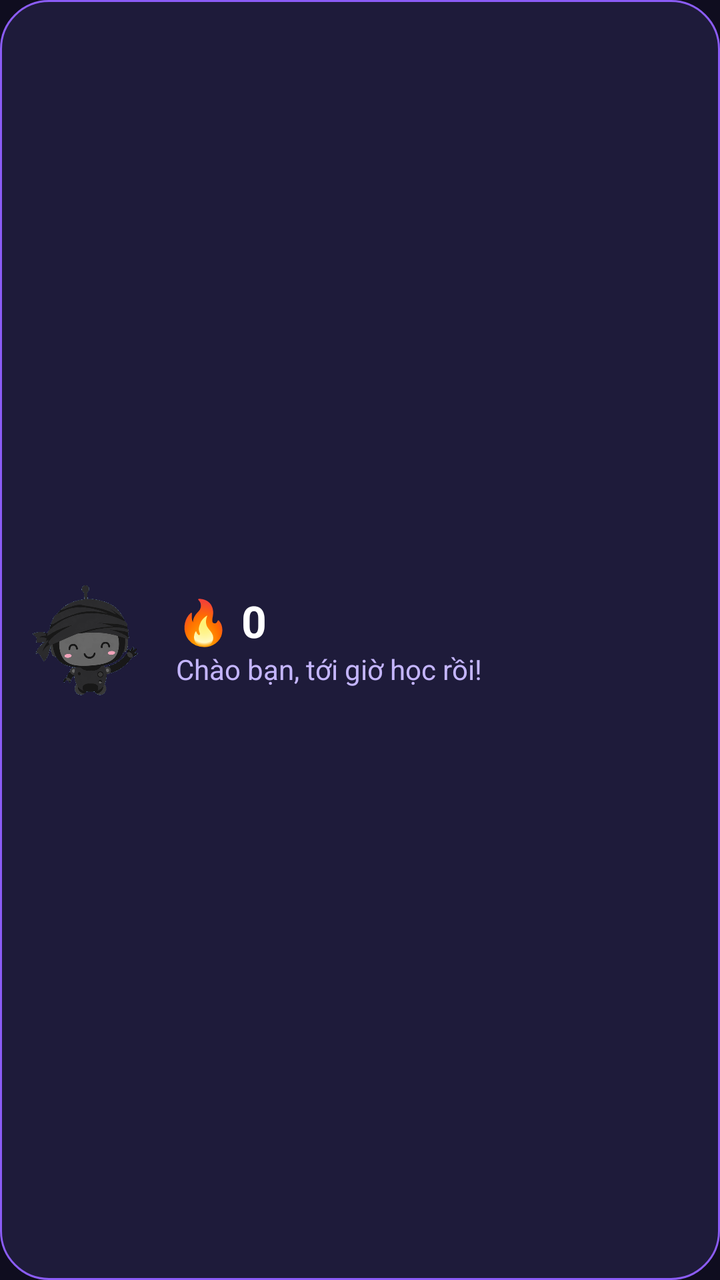
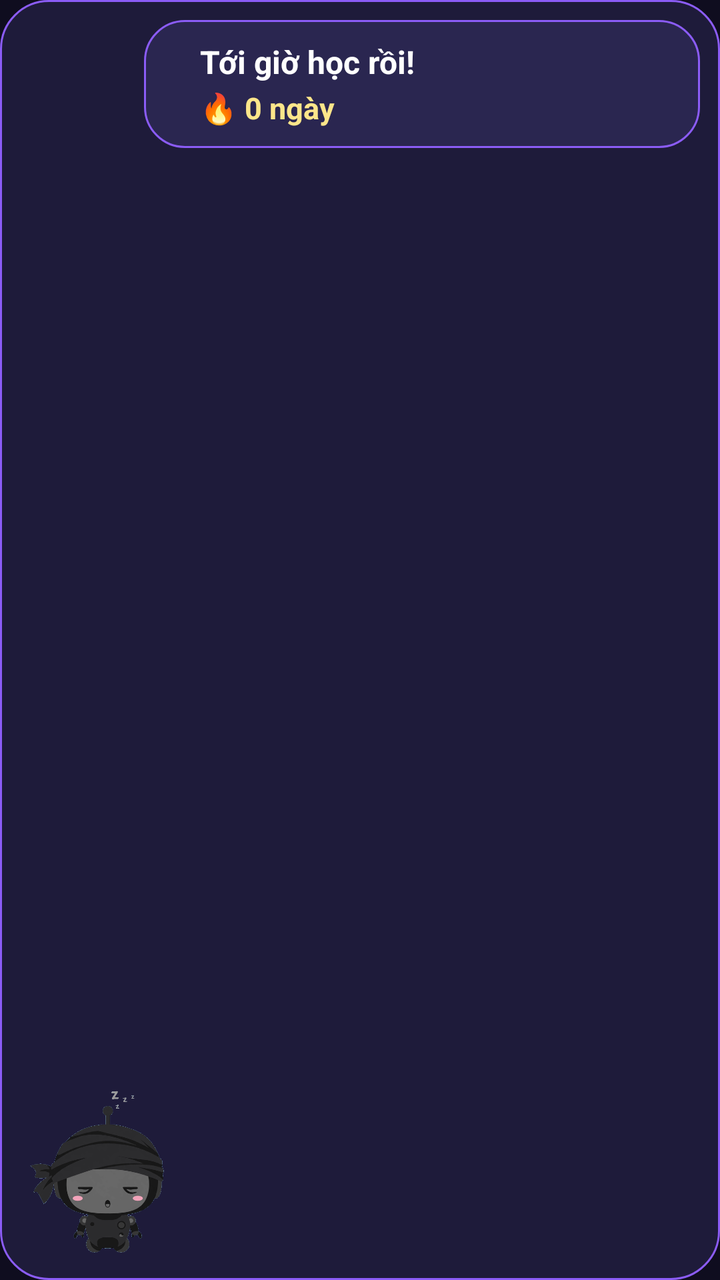

Before-and-after screenshots of an Android layout around one commit, followed by the original layout XML and the change that was made.
<!-- AndroidManifest.xml: application theme AppTheme -->
<!-- res/layout/widget_loop.xml -->
<?xml version="1.0" encoding="utf-8"?>
<LinearLayout xmlns:android="http://schemas.android.com/apk/res/android"
    android:id="@+id/w_root"
    android:layout_width="match_parent"
    android:layout_height="match_parent"
    android:orientation="horizontal"
    android:gravity="center_vertical"
    android:background="@drawable/widget_bg"
    android:padding="12dp">

    <ImageView
        android:id="@+id/w_mascot"
        android:layout_width="64dp"
        android:layout_height="64dp"
        android:src="@drawable/mascot_happy" />

    <LinearLayout
        android:layout_width="0dp"
        android:layout_height="wrap_content"
        android:layout_weight="1"
        android:orientation="vertical"
        android:layout_marginStart="12dp">

        <TextView
            android:id="@+id/w_streak"
            android:layout_width="wrap_content"
            android:layout_height="wrap_content"
            android:text="🔥 0"
            android:textSize="22sp"
            android:textStyle="bold"
            android:textColor="#FFFFFF" />

        <TextView
            android:id="@+id/w_nudge"
            android:layout_width="wrap_content"
            android:layout_height="wrap_content"
            android:text="Chào bạn, tới giờ học rồi!"
            android:textSize="14sp"
            android:textColor="#C4B5FD" />
    </LinearLayout>
</LinearLayout>
<!-- resources referenced by this layout -->
<resources>
  <!-- drawable mascot_happy: png bitmap (drawable, 123774 bytes) -->
  <!-- drawable widget_bg (drawable) -->
  <?xml version="1.0" encoding="utf-8"?>
  <shape xmlns:android="http://schemas.android.com/apk/res/android"
      android:shape="rectangle">
      <solid android:color="#1E1B3A" />
      <corners android:radius="24dp" />
      <stroke android:width="1dp" android:color="#8B5CF6" />
  </shape>
  <style name="AppTheme" parent="android:Theme.Material.NoActionBar">
          <item name="android:windowBackground">@color/bg</item>
          <item name="android:textColor">@color/text</item>
          <item name="android:editTextColor">@color/text</item>
      </style>
  <color name="bg">#0F0D1F</color>
  <color name="text">#FFFFFF</color>
</resources>

<!-- the commit's change to res/layout/widget_loop.xml (unified diff, before → after) -->
@@ -1,41 +1,59 @@
 <?xml version="1.0" encoding="utf-8"?>
-<LinearLayout xmlns:android="http://schemas.android.com/apk/res/android"
+<RelativeLayout xmlns:android="http://schemas.android.com/apk/res/android"
     android:id="@+id/w_root"
     android:layout_width="match_parent"
     android:layout_height="match_parent"
-    android:orientation="horizontal"
-    android:gravity="center_vertical"
     android:background="@drawable/widget_bg"
-    android:padding="12dp">
+    android:padding="8dp">
 
-    <ImageView
-        android:id="@+id/w_mascot"
-        android:layout_width="64dp"
-        android:layout_height="64dp"
-        android:src="@drawable/mascot_happy" />
+    
+    <LinearLayout
+        android:id="@+id/w_bubble"
+        android:layout_width="match_parent"
+        android:layout_height="wrap_content"
+        android:layout_alignParentTop="true"
+        android:layout_alignParentEnd="true"
+        android:layout_marginStart="64dp"
+        android:layout_marginTop="2dp"
+        android:layout_marginEnd="2dp"
+        android:orientation="vertical"
+        android:background="@drawable/widget_bubble"
+        android:paddingStart="28dp"
+        android:paddingEnd="12dp"
+        android:paddingTop="10dp"
+        android:paddingBottom="10dp">
 
-    <LinearLayout
-        android:layout_width="0dp"
-        android:layout_height="wrap_content"
-        android:layout_weight="1"
-        android:orientation="vertical"
-        android:layout_marginStart="12dp">
+        <TextView
+            android:id="@+id/w_caption"
+            android:layout_width="match_parent"
+            android:layout_height="wrap_content"
+            android:text="Tới giờ học rồi!"
+            android:textSize="16sp"
+            android:textStyle="bold"
+            android:textColor="#FFFFFF"
+            android:maxLines="2"
+            android:ellipsize="end" />
 
         <TextView
             android:id="@+id/w_streak"
             android:layout_width="wrap_content"
             android:layout_height="wrap_content"
-            android:text="🔥 0"
-            android:textSize="22sp"
+            android:layout_marginTop="2dp"
+            android:text="🔥 0 ngày"
+            android:textSize="15sp"
             android:textStyle="bold"
-            android:textColor="#FFFFFF" />
+            android:textColor="#FDE68A" />
+    </LinearLayout>
 
-        <TextView
-            android:id="@+id/w_nudge"
-            android:layout_width="wrap_content"
-            android:layout_height="wrap_content"
-            android:text="Chào bạn, tới giờ học rồi!"
-            android:textSize="14sp"
-            android:textColor="#C4B5FD" />
-    </LinearLayout>
-</LinearLayout>
+    
+    <ImageView
+        android:id="@+id/w_mascot"
+        android:layout_width="88dp"
+        android:layout_height="88dp"
+        android:layout_alignParentBottom="true"
+        android:layout_alignParentStart="true"
+        android:layout_marginStart="0dp"
+        android:layout_marginBottom="0dp"
+        android:src="@drawable/mascot_sleepy"
+        android:contentDescription="Dip" />
+</RelativeLayout>
<!-- resource entries referenced after the edit -->
@@ -1,12 +1,20 @@
 <!-- resources referenced by this layout -->
 <resources>
-  <!-- drawable mascot_happy: png bitmap (drawable, 123774 bytes) -->
+  <!-- drawable mascot_sleepy: png bitmap (drawable, 119405 bytes) -->
   <!-- drawable widget_bg (drawable) -->
   <?xml version="1.0" encoding="utf-8"?>
   <shape xmlns:android="http://schemas.android.com/apk/res/android"
       android:shape="rectangle">
       <solid android:color="#1E1B3A" />
       <corners android:radius="24dp" />
+      <stroke android:width="1dp" android:color="#8B5CF6" />
+  </shape>
+  <!-- drawable widget_bubble (drawable) -->
+  <?xml version="1.0" encoding="utf-8"?>
+  <shape xmlns:android="http://schemas.android.com/apk/res/android"
+      android:shape="rectangle">
+      <solid android:color="#2A2650" />
+      <corners android:radius="20dp" />
       <stroke android:width="1dp" android:color="#8B5CF6" />
   </shape>
   <style name="AppTheme" parent="android:Theme.Material.NoActionBar">
